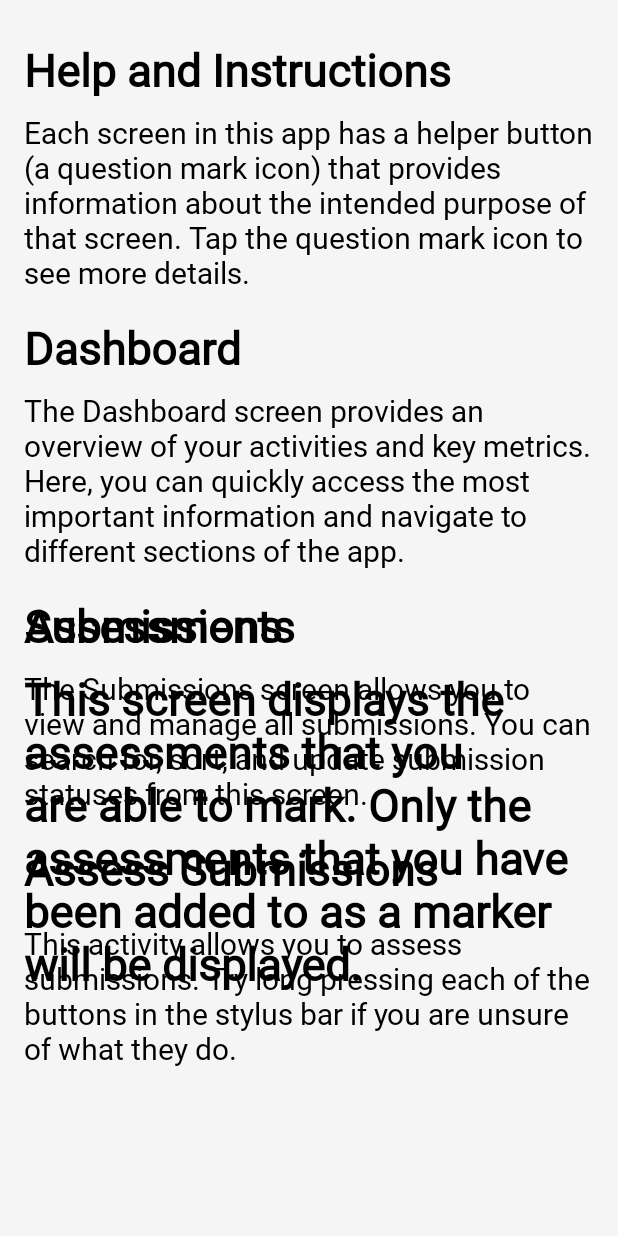
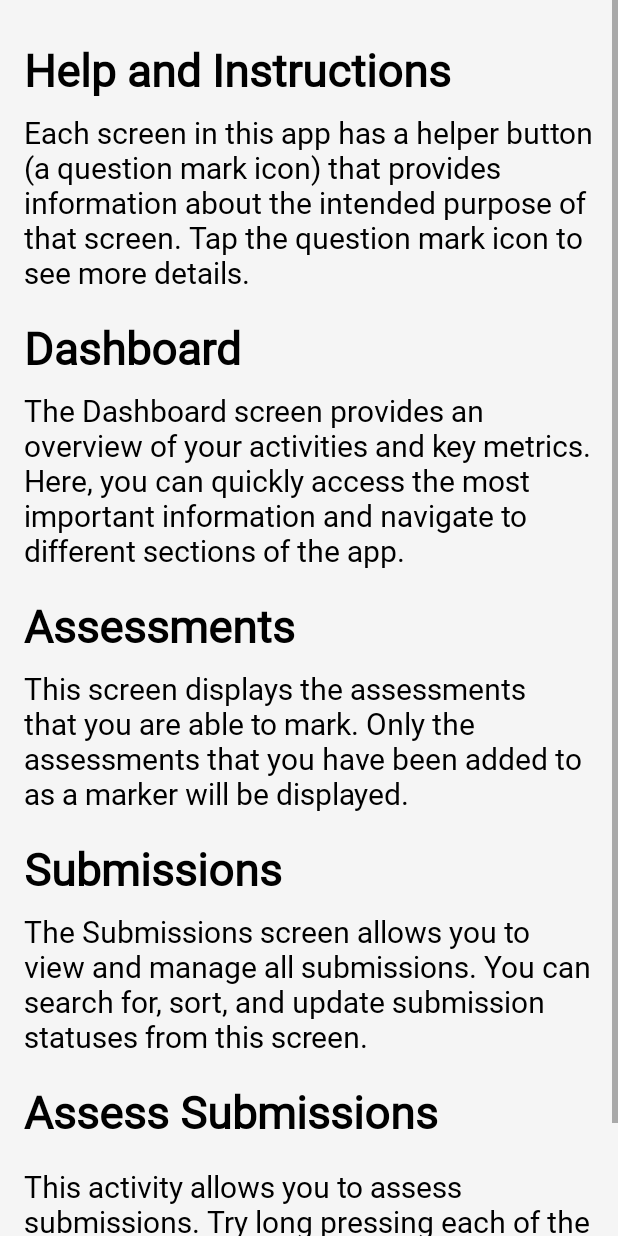
Before and after one commit to JoshP279/AndroidMAAT, an Android app: the layout fragment_help.xml on its own in the app's theme, with its tools: preview values and no code run, on a phone screen of 412 x 824 dp. Run offline under Robolectric (Android 15) with nearby library versions, the phone set to English and light mode, and no system bars.

Commit message:
2024/10/13

```diff
--- a/radaeepdfmaster/src/main/java/com/radaee/objects/RetrofitClient.kt
+++ b/radaeepdfmaster/src/main/java/com/radaee/objects/RetrofitClient.kt
@@ -47,7 +47,7 @@ object RetrofitClient{
      * YOU MUST CHANGE THE IP ADDRESS TO THE IP ADDRESS THAT THE SERVER AND THE DEVICE IS CONNECTED TO IN ORDER TO WORK
      * DO NOT CHANGE PORT NUMBER, ONLY THE IP ADDRESS
      */
-    private const val BASE_URL = "http://10.0.0.107:8080"
+    const val BASE_URL = "http://10.0.0.107:8080"
     val api: API by lazy {//
         Retrofit.Builder()
             .baseUrl(BASE_URL)
--- a/radaeepdfmaster/src/main/res/layout/fragment_help.xml
+++ b/radaeepdfmaster/src/main/res/layout/fragment_help.xml
@@ -1,9 +1,14 @@
 <?xml version="1.0" encoding="utf-8"?>
-<androidx.constraintlayout.widget.ConstraintLayout xmlns:android="http://schemas.android.com/apk/res/android"
+<ScrollView xmlns:android="http://schemas.android.com/apk/res/android"
+    android:layout_width="match_parent"
+    android:layout_height="match_parent"
+    android:fillViewport="true"> <!-- Ensures content takes full screen height if necessary -->
+
+    <androidx.constraintlayout.widget.ConstraintLayout
+        android:layout_width="match_parent"
+        android:layout_height="wrap_content"
         xmlns:app="http://schemas.android.com/apk/res-auto"
         xmlns:tools="http://schemas.android.com/tools"
-    android:layout_width="match_parent"
-    android:layout_height="match_parent"
         tools:context="com.radaee.fragments.HelpFragment"
         android:padding="16dp">
 
@@ -66,9 +71,8 @@
             android:layout_width="wrap_content"
             android:layout_height="wrap_content"
             android:text="@string/assessmentsHelperMessage"
-        android:textSize="30sp"
-        android:textStyle="bold"
-        android:paddingBottom="8dp"
+            android:textSize="20sp"
+            android:paddingBottom="16dp"
             app:layout_constraintTop_toBottomOf="@+id/assessmentsHeaderTextView"
             app:layout_constraintStart_toStartOf="parent" />
 
@@ -80,7 +84,7 @@
             android:textSize="30sp"
             android:textStyle="bold"
             android:paddingBottom="8dp"
-        app:layout_constraintTop_toBottomOf="@+id/dashboardTextView"
+            app:layout_constraintTop_toBottomOf="@+id/assessmentsHelperTextView"
             app:layout_constraintStart_toStartOf="parent" />
 
         <TextView
@@ -115,3 +119,5 @@
             app:layout_constraintStart_toStartOf="parent" />
 
     </androidx.constraintlayout.widget.ConstraintLayout>
+
+</ScrollView>
--- a/radaeepdfmaster/src/main/res/values/strings.xml
+++ b/radaeepdfmaster/src/main/res/values/strings.xml
@@ -91,7 +91,7 @@
     <string name="assessments">Assessments</string>
     <string name="helperHeading">What does this screen do?</string>
     <string name="assessmentsHelperMessage">This screen displays the assessments that you are able to mark. Only the assessments that you have been added to as a marker will be displayed.</string>
-    <string name="logInHelperMessage">Log in with your university credentials (email and password) to proceed. Offline marking will allow you to assess previously downloaded scripts</string>
+    <string name="logInHelperMessage">Log in with your registered credentials (email and password) to proceed. Offline marking will allow you to assess previously downloaded scripts</string>
     <string name="aboutHelperMessage">This screen displays some basic information about MAAT.</string>
     <string name="helpHelperMessage">This screen displays some basic information about every screen throughout the app Look at the top right corner if you are unsure about the purpose of the screen you are currently on.</string>
     <string name="settingsHelperMessage">This screen displays some of the settings you can change to customise the app to your liking. Try switching themes or selecting your marking style.</string>
```
Also changed, not shown: radaeepdfmaster/src/main/java/com/radaee/activities/MainActivity.kt (+15 -1 lines). Lines whose indentation alone changed are shown as unchanged.
